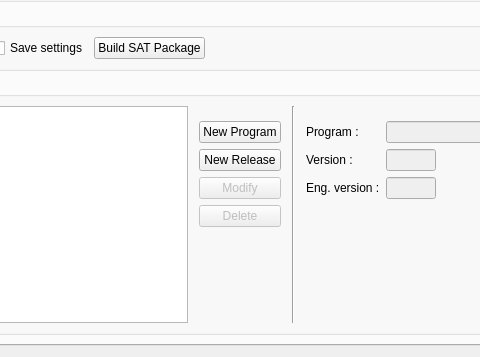
The window that dlgbuildpackage.ui (tbikfalvi/VTITestManager) describes before a commit, drawn with Qt 5; both pictures show x 252 to 732 and y 191 to 548 of the 1083 by 548 pixel window.
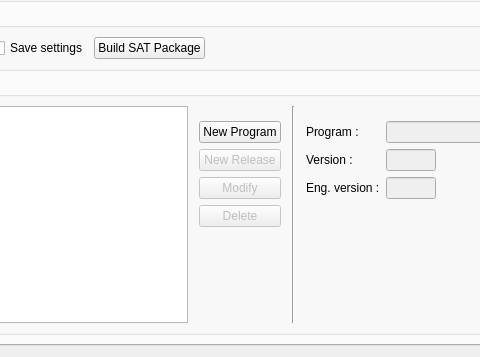
The same window after the commit. Icons and pictures are not drawn.

The edit to the form file:
```diff
--- a/dlgbuildpackage.ui
+++ b/dlgbuildpackage.ui
@@ -352,6 +352,9 @@
             </item>
             <item>
              <widget class="QPushButton" name="pbSATNewRelease">
+              <property name="enabled">
+               <bool>false</bool>
+              </property>
               <property name="text">
                <string>New Release</string>
               </property>
```
